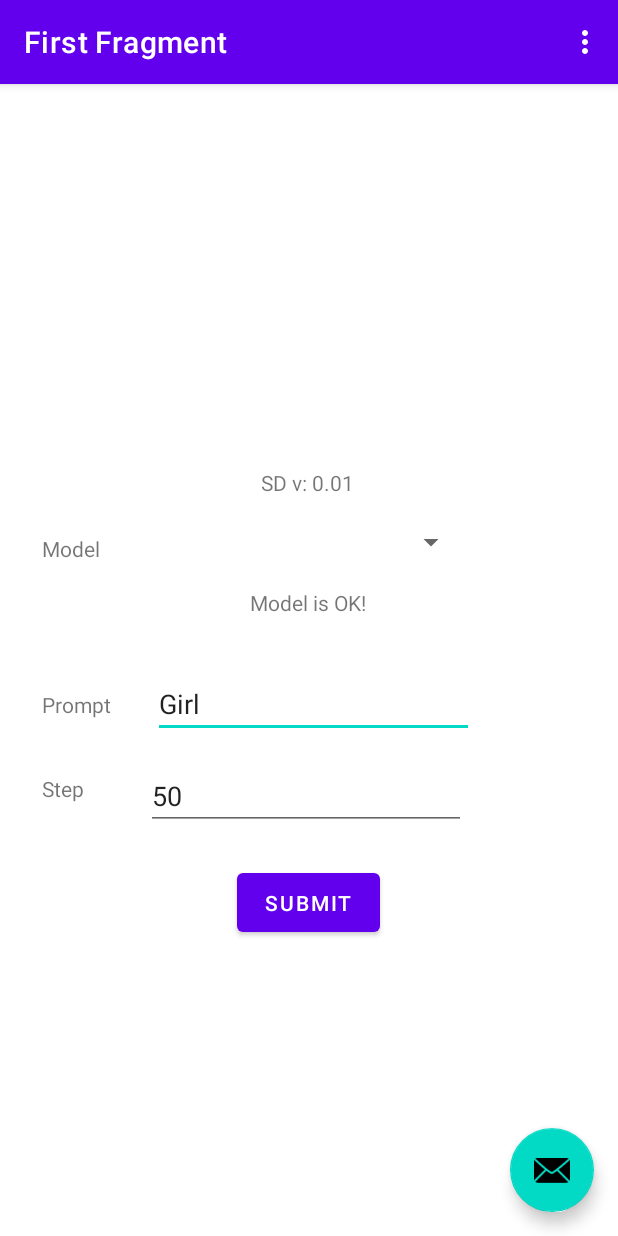
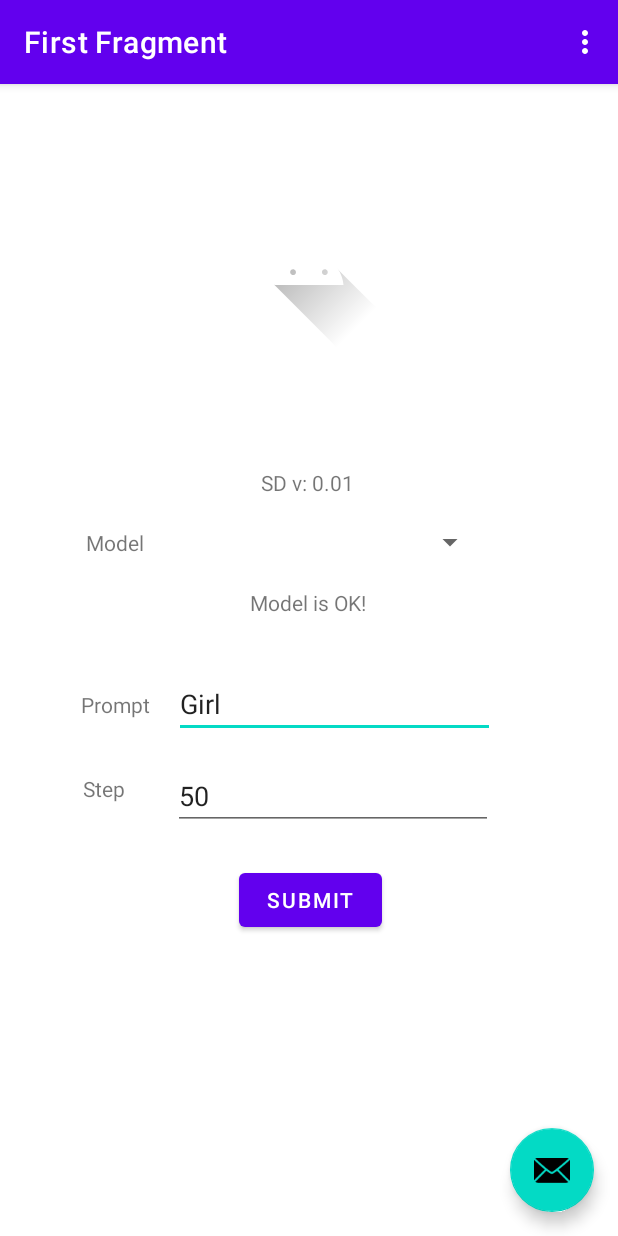
Before and after one commit to varhuman/Sd-for-Android, an Android app: the screen it shows after launch (MainActivity), after a tap on "SUBMIT", on a phone screen of 412 x 824 dp. Run offline under Robolectric (Android 15) with nearby library versions, the phone set to English and light mode, and no system bars; our stand-ins replace navigation-ui; 3 statements that could not run were skipped.

```diff
--- /dev/null
+++ b/app/src/main/java/com/example/sd01/ConnectUtil.kt
@@ -0,0 +1,53 @@
+package com.example.sd01
+
+import com.google.gson.JsonArray
+import com.google.gson.annotations.SerializedName
+
+object ConnectUtil {
+    public fun getArgs(open: Boolean, m1Model: String?, m1Weight: Int?, m2Model: String?, m2Weight: Int?): ArgsData {
+        var test = "lora-hanfugirl-v1-5(c97665df9b71)"
+        var args = ArgsData(
+            addNetEnabled = open,
+            addNetSeparateWeights = false,
+            addNetModule1 = "LoRA",
+            addNetModel1 = test ?: "",
+            addNetWeightA1 = m1Weight ?: 1,
+            addNetWeightB1 = m1Weight ?: 1,
+            addNetModule2 = "LoRA",
+            addNetModel2 = m2Model ?: "",
+            addNetWeightA2 = m2Weight ?: 1,
+            addNetWeightB2 = m2Weight ?: 1,
+        )
+        return args
+    }
+
+    public fun getArgs2(open: Boolean, m1Model: String?, m1Weight: Int?, m2Model: String?, m2Weight: Int?): JsonArray {
+        var test = "lora-hanfugirl-v1-5(c97665df9b71)"
+        var test2 = "dingzhenlora_v1(fa7c1732cc95)"
+
+        var res = JsonArray()
+        res.add(0)
+        res.add(true)
+        res.add(true)
+        res.add("LoRA")
+        res.add(test2)
+        res.add(1)
+        res.add(1)
+        return res
+    }
+
+    private fun ArgsData(addNetEnabled: Boolean): ArgsData {
+        return ArgsData(
+            addNetEnabled = addNetEnabled,
+            addNetSeparateWeights = false,
+            addNetModule1 = "",
+            addNetModel1 = "",
+            addNetWeightA1 = 0,
+            addNetWeightB1 = 0,
+            addNetModule2 = "",
+            addNetModel2 = "",
+            addNetWeightA2 = 0,
+            addNetWeightB2 = 0,
+        )
+    }
+}
--- a/app/src/main/java/com/example/sd01/FirstFragment.kt
+++ b/app/src/main/java/com/example/sd01/FirstFragment.kt
@@ -132,7 +132,7 @@ class FirstFragment : Fragment() {
 
 
     private fun submitTxt2Img(){
-        if (isSubmitting || isInit || changeModeling) return
+        if (isInit || changeModeling) return
         isSubmitting = true
         _binding?.button?.text = "Wait..."
 //        val apiService = RestApiService()
@@ -142,19 +142,24 @@ class FirstFragment : Fragment() {
             model = options?.model
         )
 
+        val arg = ConnectUtil.getArgs2(true, null,null,null,null)
+
         val userInfo = UserInfo(
             prompt = prompt,
             steps = steps,
-            option = option
+            option = option,
+            args = arg
         )
         val apiService = RestApiService()
         apiService.postTxt2Img(userInfo, ::showImage)
     }
 
     private fun showImage(res : Txt2ImgResponse?){
-        val base64String = res?.images?.get(0)
         _binding?.button?.text = "SUBMIT"
         isSubmitting = false
+
+        if (res == null) return
+        val base64String = res?.images?.get(0)
         val imageBytes = Base64.decode(base64String, Base64.DEFAULT)
         val decodedImage = BitmapFactory.decodeByteArray(imageBytes, 0, imageBytes.size)
         _binding?.imageView?.setImageBitmap(decodedImage)
--- a/app/src/main/java/com/example/sd01/RestApi.kt
+++ b/app/src/main/java/com/example/sd01/RestApi.kt
@@ -1,9 +1,11 @@
 package com.example.sd01
 
 
+import com.google.gson.JsonArray
 import com.google.gson.annotations.SerializedName
 import okhttp3.ConnectionPool
 import okhttp3.OkHttpClient
+import org.json.JSONArray
 import org.json.JSONObject
 import retrofit2.Call
 import retrofit2.Retrofit
@@ -84,15 +86,34 @@ data class UserInfo(
     @SerializedName("prompt") val prompt:String?,
     @SerializedName("steps") val steps:Int?,
     @SerializedName("override_settings") val option:OptionData?,
+    @SerializedName("script_args") val args:JsonArray,
 )
 data class OptionData(
     @SerializedName("sd_model_checkpoint") val model:String?,
+)
+
+data class ArgsData(
+    @SerializedName("AddNet Enabled") val addNetEnabled:Boolean?,
+    @SerializedName("AddNet Separate Weights") val addNetSeparateWeights:Boolean?,
+    @SerializedName("AddNet Module 1") val addNetModule1:String?,
+    @SerializedName("AddNet Model 1") val addNetModel1:String?,
+    @SerializedName("AddNet Weight A 1") val addNetWeightA1:Int?,
+    @SerializedName("AddNet Weight B 1") val addNetWeightB1:Int?,
+    @SerializedName("AddNet Module 2") val addNetModule2:String?,
+    @SerializedName("AddNet Model 2") val addNetModel2:String?,
+    @SerializedName("AddNet Weight A 2") val addNetWeightA2:Int?,
+    @SerializedName("AddNet Weight B 2") val addNetWeightB2:Int?,
 )
 
 object ServiceBuilder{
     private val txt2imgUrl = "192.168.4.4/sdapi/v1/txt2img"
     private val postApi = "sdapi/v1/txt2img"
     private val client = OkHttpClient.Builder()
+        .connectTimeout(100, TimeUnit.SECONDS)
+        .callTimeout(100, TimeUnit.SECONDS)
+        .readTimeout(100, TimeUnit.SECONDS)
+        .writeTimeout(100, TimeUnit.SECONDS)
+        .connectionPool(ConnectionPool(10, 100, TimeUnit.SECONDS))
         .build()
 
     private val retrofit = Retrofit.Builder()
--- a/app/src/main/res/layout/fragment_first.xml
+++ b/app/src/main/res/layout/fragment_first.xml
@@ -20,13 +20,12 @@
     <Button
         android:id="@+id/button"
         android:layout_width="95dp"
-        android:layout_height="51dp"
-        android:layout_marginStart="158dp"
+        android:layout_height="wrap_content"
+        android:layout_marginStart="161dp"
         android:layout_marginTop="520dp"
         android:layout_marginEnd="159dp"
         android:text="Submit"
         app:layout_constraintEnd_toEndOf="parent"
-        app:layout_constraintHorizontal_bias="0.0"
         app:layout_constraintStart_toStartOf="parent"
         app:layout_constraintTop_toTopOf="parent" />
 
@@ -46,56 +45,56 @@
         android:id="@+id/promptsText"
         android:layout_width="214dp"
         android:layout_height="44dp"
+        android:layout_marginStart="8dp"
         android:layout_marginTop="392dp"
-        android:layout_marginEnd="96dp"
         android:ems="10"
         android:inputType="textPersonName"
         android:text="Girl"
-        app:layout_constraintEnd_toEndOf="parent"
+        app:layout_constraintStart_toEndOf="@+id/promptLabel"
         app:layout_constraintTop_toTopOf="parent" />
 
     <EditText
         android:id="@+id/StepsText"
         android:layout_width="wrap_content"
         android:layout_height="wrap_content"
-        android:layout_marginStart="1dp"
+        android:layout_marginStart="8dp"
         android:layout_marginTop="452dp"
-        android:layout_marginEnd="101dp"
         android:ems="10"
         android:inputType="number"
         android:text="50"
-        app:layout_constraintEnd_toEndOf="parent"
-        app:layout_constraintHorizontal_bias="1.0"
         app:layout_constraintStart_toEndOf="@+id/StepLabel"
         app:layout_constraintTop_toTopOf="parent" />
 
     <TextView
         android:id="@+id/StepLabel"
-        android:layout_width="65dp"
-        android:layout_height="21dp"
-        android:layout_marginStart="28dp"
+        android:layout_width="52dp"
+        android:layout_height="28dp"
         android:layout_marginTop="460dp"
+        android:layout_marginEnd="250dp"
         android:text="Step"
+        app:layout_constraintEnd_toEndOf="parent"
         app:layout_constraintStart_toStartOf="parent"
         app:layout_constraintTop_toTopOf="parent" />
 
     <TextView
         android:id="@+id/promptLabel"
-        android:layout_width="65dp"
-        android:layout_height="21dp"
-        android:layout_marginStart="28dp"
+        android:layout_width="54dp"
+        android:layout_height="33dp"
         android:layout_marginTop="404dp"
+        android:layout_marginEnd="250dp"
         android:text="Prompt"
+        app:layout_constraintEnd_toEndOf="parent"
         app:layout_constraintStart_toStartOf="parent"
         app:layout_constraintTop_toTopOf="parent" />
 
     <TextView
         android:id="@+id/modelsLabel"
-        android:layout_width="65dp"
-        android:layout_height="21dp"
-        android:layout_marginStart="28dp"
-        android:layout_marginTop="300dp"
+        android:layout_width="48dp"
+        android:layout_height="20dp"
+        android:layout_marginTop="296dp"
+        android:layout_marginEnd="250dp"
         android:text="Model"
+        app:layout_constraintEnd_toEndOf="parent"
         app:layout_constraintStart_toStartOf="parent"
         app:layout_constraintTop_toTopOf="parent" />
 
@@ -103,9 +102,9 @@
         android:id="@+id/modelSpinner"
         android:layout_width="211dp"
         android:layout_height="27dp"
-        android:layout_marginStart="100dp"
+        android:layout_marginStart="7dp"
         android:layout_marginTop="292dp"
-        app:layout_constraintStart_toStartOf="parent"
+        app:layout_constraintStart_toEndOf="@+id/modelsLabel"
         app:layout_constraintTop_toTopOf="parent" />
 
     <TextView
```
